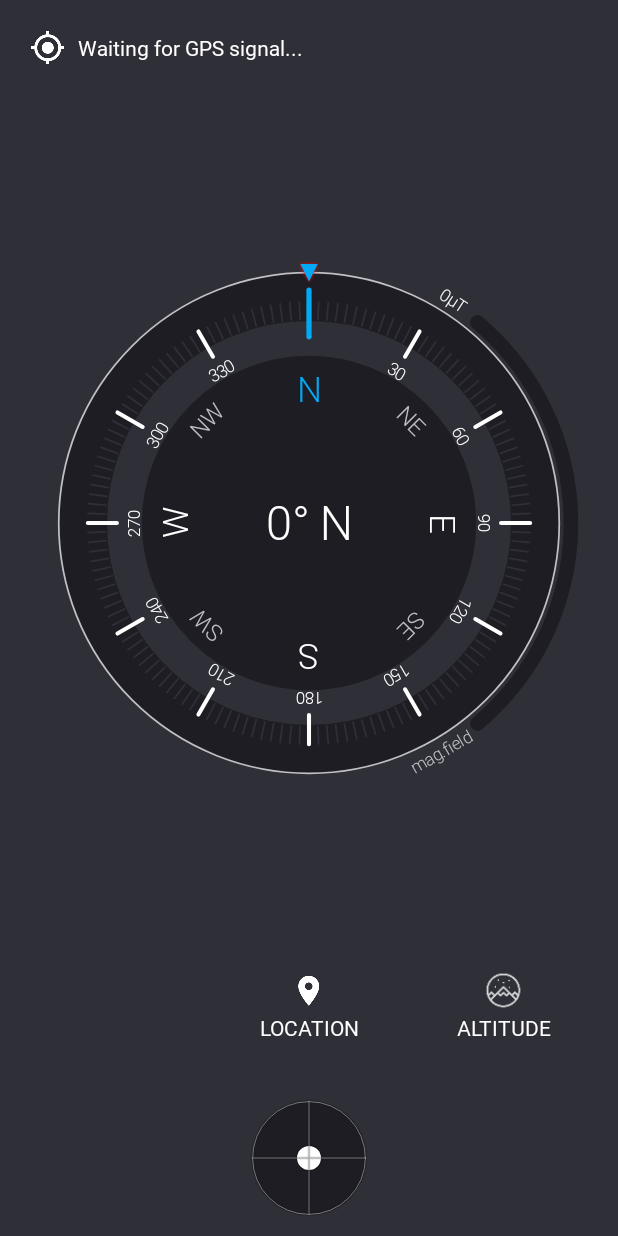
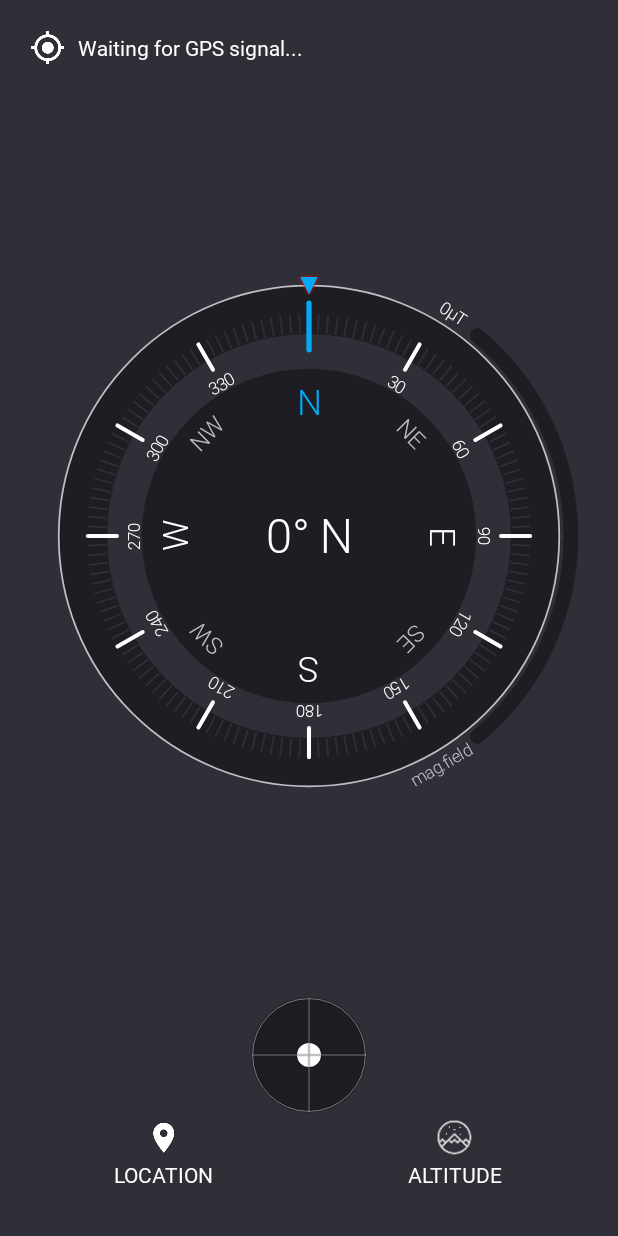
Before and after one commit to sayederfanarefin/android-compass, an Android app: the fragment CompassFragment shown on its own in the app's theme, on a phone screen of 412 x 824 dp. Run offline under Robolectric (Android 15) with nearby library versions, the phone set to English and light mode, and no system bars.

Commit message:
so far so good

```diff
--- a/app/src/main/java/info/sayederfanarefin/compass/fragments/CompassFragment.java
+++ b/app/src/main/java/info/sayederfanarefin/compass/fragments/CompassFragment.java
@@ -40,8 +40,8 @@ public class CompassFragment extends BaseFragment implements SensorListener.OnVa
 
     private TextView mTxtPitch, mTxtRoll;
     private TextView mTxtLonLat, mTxtAltitude;
-    private TextView mTxtPressure, mTxtHumidity, mTxtTemp;
-    private ImageView mImgWeather;
+
+
     private LocationHelper mLocationHelper;
     private CompassView2 mCompassView;
     private AccelerometerView mAccelerometerView;
@@ -96,10 +96,6 @@ public class CompassFragment extends BaseFragment implements SensorListener.OnVa
         mCompassView = (CompassView2) findViewById(R.id.compass_view);
         mAccelerometerView = (AccelerometerView) findViewById(R.id.accelerometer_view);
 
-        mTxtPressure = (TextView) findViewById(R.id.txt_pressure);
-        mTxtHumidity = (TextView) findViewById(R.id.txt_humidity);
-        mImgWeather = (ImageView) findViewById(R.id.img_weather);
-        mTxtTemp = (TextView) findViewById(R.id.txt_temp);
     }
 
     @Override
@@ -186,14 +182,6 @@ public class CompassFragment extends BaseFragment implements SensorListener.OnVa
         }
         if (locationData != null) {
 
-
-            //weather
-            int resId = Utility.getIconResourceForWeatherCondition(locationData.getId());
-            if (resId != -1) mImgWeather.setImageResource(resId);
-            mTxtPressure.setText(String.format(Locale.US, "%s hPa", locationData.getPressure()));
-            mTxtHumidity.setText(String.format(Locale.US, "%s %%", locationData.getHumidity()));
-            mTxtTemp.setText(Utility.formatTemperature(getContext(), locationData.getTemp()));
-
             //address
             mTxtAddress.setText(locationData.getAddressLine());
 
--- a/app/src/main/res/layout/fragment_compass.xml
+++ b/app/src/main/res/layout/fragment_compass.xml
@@ -41,60 +41,30 @@
 
     </FrameLayout>
 
+    <LinearLayout
+        android:layout_width="match_parent"
+        android:layout_height="80dp"
+        android:layout_gravity="bottom">
+
+
+
+        <info.sayederfanarefin.compass.sensor.view.AccelerometerView
+            android:id="@+id/accelerometer_view"
+            android:layout_width="0dp"
+            android:layout_height="match_parent"
+            android:layout_weight="1" />
+
+
+
+    </LinearLayout>
 
     <LinearLayout
         android:layout_width="match_parent"
         android:layout_height="wrap_content"
         android:baselineAligned="false"
         android:orientation="horizontal"
-        android:weightSum="3">
+        android:weightSum="2">
 
-        <LinearLayout
-            android:id="@+id/container_weather"
-            android:layout_width="0dp"
-            android:layout_height="match_parent"
-            android:layout_weight="1"
-            android:clickable="true"
-            android:foreground="?selectableItemBackground"
-            android:orientation="vertical">
-
-            <LinearLayout
-                android:layout_width="match_parent"
-                android:layout_height="wrap_content"
-                android:orientation="horizontal">
-
-                <ImageView
-                    android:id="@+id/img_weather"
-                    android:layout_width="48dp"
-                    android:layout_height="48dp"
-                    android:gravity="center"
-                    android:scaleType="centerInside"
-                    android:tint="@color/compass_text_primary_color" />
-
-                <info.sayederfanarefin.compass.view.RobotoTextView
-                    android:id="@+id/txt_temp"
-                    android:layout_width="match_parent"
-                    android:layout_height="match_parent"
-                    android:gravity="center"
-                    android:textColor="?android:textColorPrimary"
-                    android:textSize="30sp"
-                    tools:text="48F" />
-            </LinearLayout>
-
-            <info.sayederfanarefin.compass.view.RobotoTextView
-                android:id="@+id/txt_pressure"
-                android:layout_width="match_parent"
-                android:layout_height="wrap_content"
-                android:gravity="center"
-                tools:text="48F" />
-
-            <info.sayederfanarefin.compass.view.RobotoTextView
-                android:id="@+id/txt_humidity"
-                android:layout_width="match_parent"
-                android:layout_height="wrap_content"
-                android:gravity="center"
-                tools:text="48F" />
-        </LinearLayout>
 
         <LinearLayout
             android:layout_width="0dp"
@@ -165,21 +135,6 @@
     </LinearLayout>
 
 
-    <LinearLayout
-        android:layout_width="match_parent"
-        android:layout_height="80dp"
-        android:layout_gravity="bottom">
 
 
-
-        <info.sayederfanarefin.compass.sensor.view.AccelerometerView
-            android:id="@+id/accelerometer_view"
-            android:layout_width="0dp"
-            android:layout_height="match_parent"
-            android:layout_weight="1" />
-
-
-
-    </LinearLayout>
-
 </LinearLayout>
```
